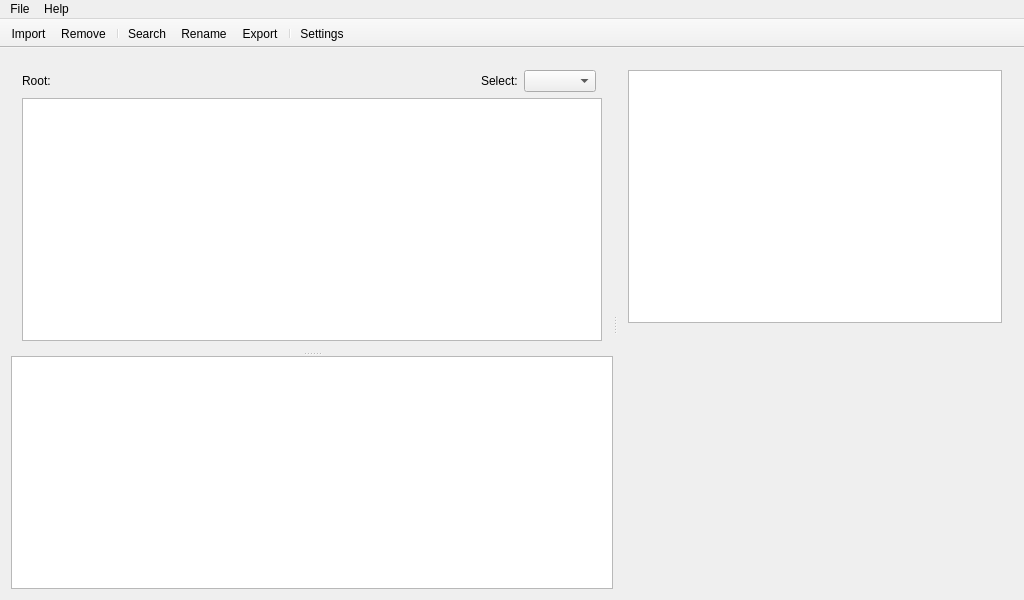
Above: src/gui/mainwindow.ui from alorence/tym before the change. Below: the same form after it.
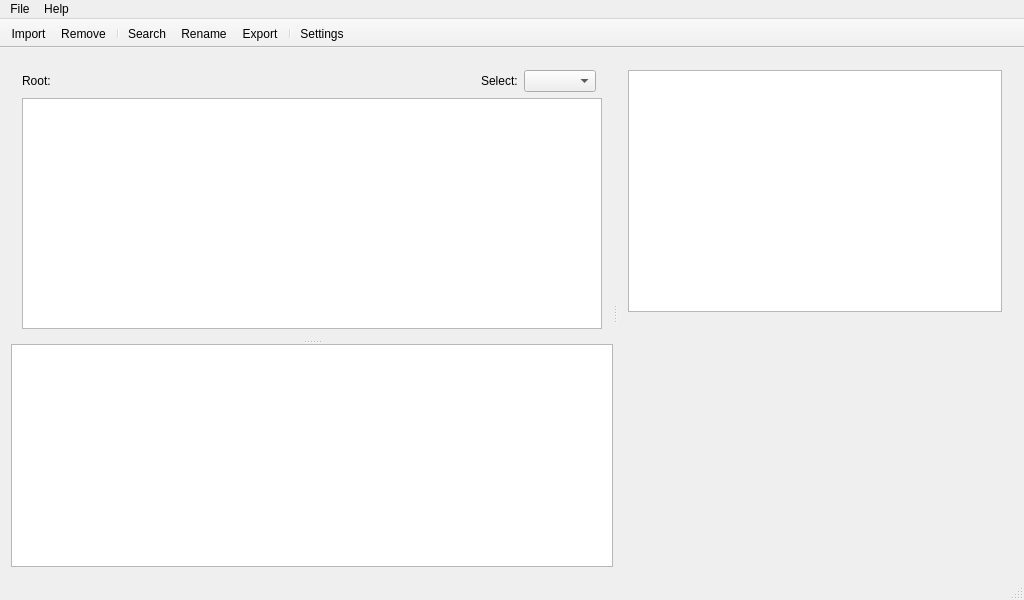
That is the form after the change. Icons and pictures are not drawn. Custom widgets are drawn as their Qt base class.

Commit message:
(mainwindow) Add a statusbar
Display information about network status

```diff
--- a/src/gui/mainwindow.ui
+++ b/src/gui/mainwindow.ui
@@ -219,6 +219,7 @@
    <addaction name="separator"/>
    <addaction name="actionSettings"/>
   </widget>
+  <widget class="QStatusBar" name="statusBar"/>
   <action name="actionImport">
    <property name="icon">
     <iconset resource="../../resources/resources.qrc">
```
Left out of the diff: 2 changed lines with no effect on the pictures. The commit also changes 2 other files.
